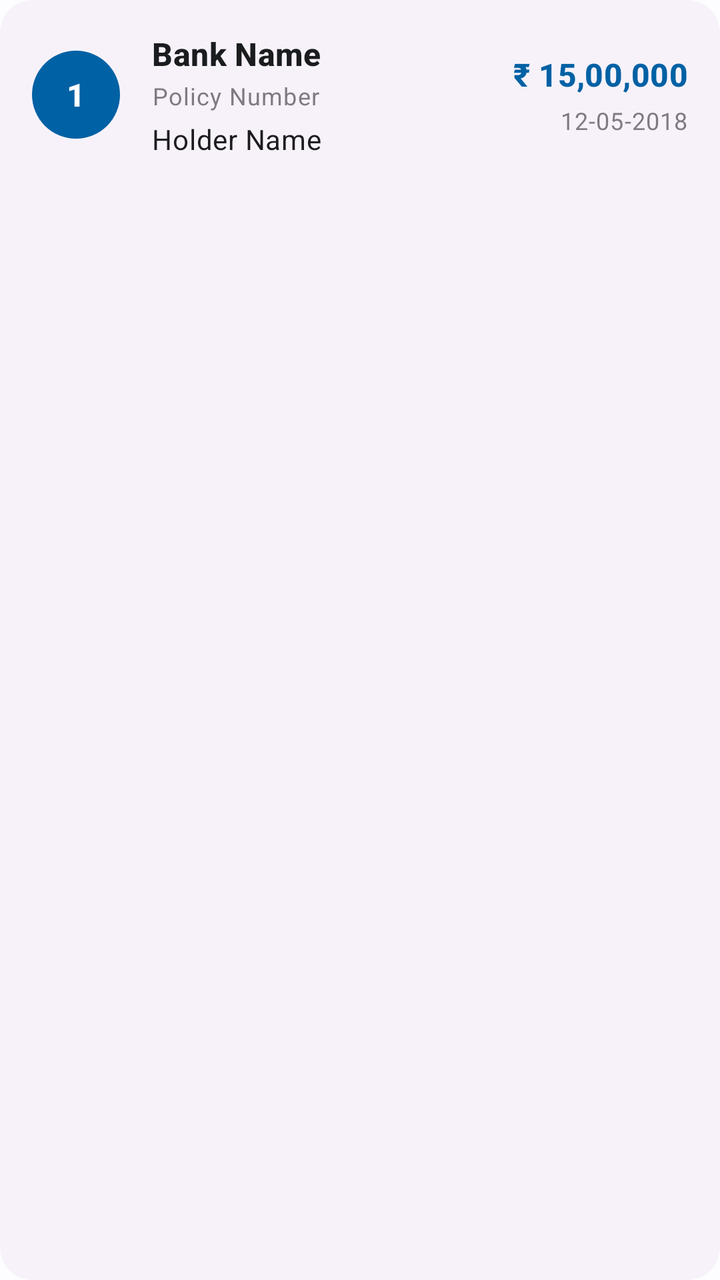
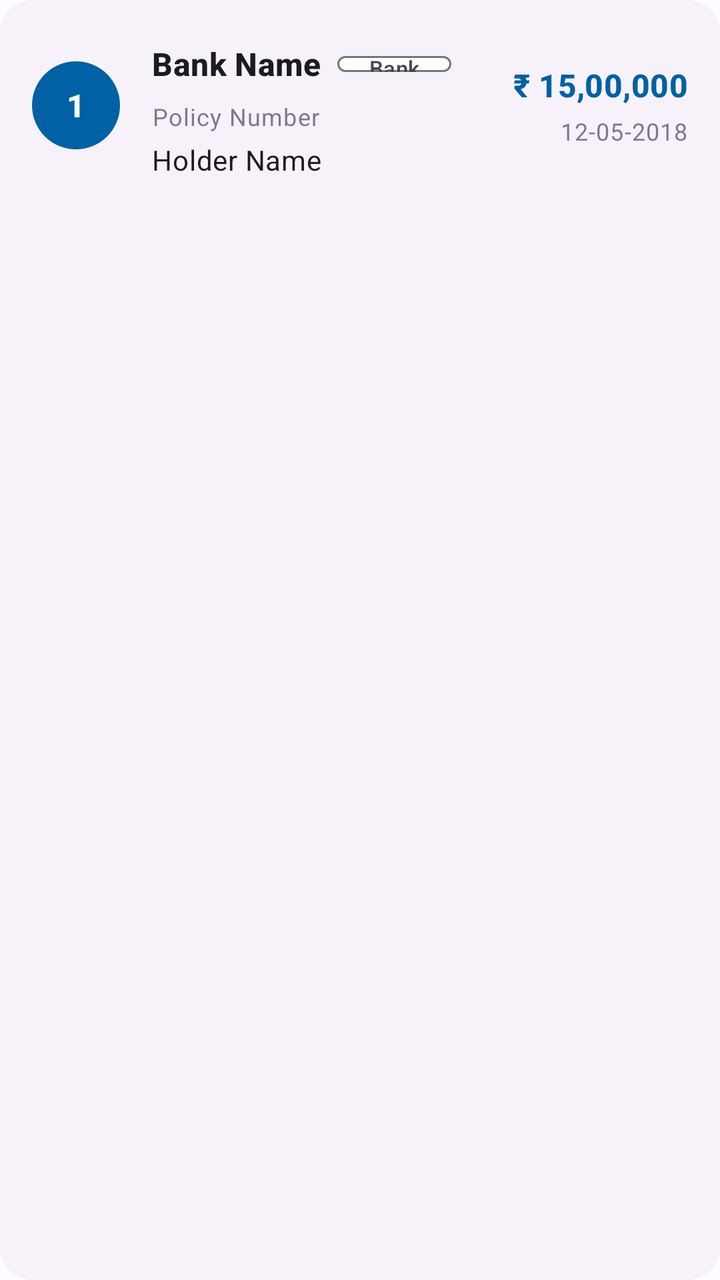

An Android layout rendered at two revisions. The XML below is the earlier revision; the diff shows what the commit changed to produce the second picture.
<!-- AndroidManifest.xml: application theme AppTheme -->
<!-- res/layout/policy_list_row.xml -->
<?xml version="1.0" encoding="utf-8"?>
<com.google.android.material.card.MaterialCardView xmlns:android="http://schemas.android.com/apk/res/android"
    xmlns:app="http://schemas.android.com/apk/res-auto"
    xmlns:tools="http://schemas.android.com/tools"
    android:layout_width="match_parent"
    android:layout_height="wrap_content"
    android:layout_marginHorizontal="16dp"
    android:layout_marginVertical="8dp"
    app:cardCornerRadius="16dp"
    app:cardElevation="0dp"
    android:backgroundTint="?attr/colorSurfaceContainerLow"
    android:clickable="true"
    android:focusable="true">

    <LinearLayout
        android:layout_width="match_parent"
        android:layout_height="wrap_content"
        android:orientation="horizontal"
        android:padding="16dp"
        android:gravity="center_vertical">

        <TextView
            android:id="@+id/counter"
            android:layout_width="44dp"
            android:layout_height="44dp"
            android:background="@drawable/circle_background"
            android:gravity="center"
            android:text="1"
            android:textColor="?attr/colorOnPrimary"
            android:textStyle="bold"
            android:textAppearance="@style/TextAppearance.Material3.TitleMedium" />

        <LinearLayout
            android:layout_width="0dp"
            android:layout_height="wrap_content"
            android:layout_weight="1"
            android:orientation="vertical"
            android:layout_marginStart="16dp">

            <TextView
                android:id="@+id/bank"
                android:layout_width="wrap_content"
                android:layout_height="wrap_content"
                android:text="Bank Name"
                android:textAppearance="@style/TextAppearance.Material3.TitleMedium"
                android:textColor="?attr/colorOnSurface"
                android:textStyle="bold" />

            <TextView
                android:id="@+id/policyNumber"
                android:layout_width="wrap_content"
                android:layout_height="wrap_content"
                android:text="Policy Number"
                android:textAppearance="@style/TextAppearance.Material3.BodySmall"
                android:alpha="0.7"
                android:layout_marginTop="2dp" />

            <TextView
                android:id="@+id/name"
                android:layout_width="wrap_content"
                android:layout_height="wrap_content"
                android:text="Holder Name"
                android:textAppearance="@style/TextAppearance.Material3.BodyMedium"
                android:layout_marginTop="4dp" />
        </LinearLayout>

        <LinearLayout
            android:layout_width="wrap_content"
            android:layout_height="wrap_content"
            android:orientation="vertical"
            android:gravity="end">

            <TextView
                android:id="@+id/amount"
                android:layout_width="wrap_content"
                android:layout_height="wrap_content"
                android:text="₹ 15,00,000"
                android:textAppearance="@style/TextAppearance.Material3.TitleMedium"
                android:textStyle="bold"
                android:textColor="?attr/colorPrimary" />

            <TextView
                android:id="@+id/date"
                android:layout_width="wrap_content"
                android:layout_height="wrap_content"
                android:text="12-05-2018"
                android:textAppearance="@style/TextAppearance.Material3.BodySmall"
                android:alpha="0.7"
                android:layout_marginTop="4dp" />
        </LinearLayout>

    </LinearLayout>

</com.google.android.material.card.MaterialCardView>
<!-- resources referenced by this layout -->
<resources>
  <!-- drawable circle_background (drawable) -->
  <?xml version="1.0" encoding="utf-8"?>
  <shape xmlns:android="http://schemas.android.com/apk/res/android"
      android:shape="oval">
      <solid android:color="?attr/colorPrimary" />
  </shape>
  <style name="AppTheme" parent="Theme.DBFinancials" />
  <style name="Theme.DBFinancials" parent="Theme.Material3.DayNight.NoActionBar">
          
          <item name="colorPrimary">@color/primary</item>
          <item name="colorOnPrimary">@color/onPrimary</item>
          <item name="colorPrimaryContainer">@color/primaryContainer</item>
          <item name="colorOnPrimaryContainer">@color/onPrimaryContainer</item>
  
          
          <item name="colorSecondary">@color/secondary</item>
          <item name="colorOnSecondary">@color/onSecondary</item>
          <item name="colorSecondaryContainer">@color/secondaryContainer</item>
          <item name="colorOnSecondaryContainer">@color/onSecondaryContainer</item>
  
          
          <item name="colorTertiary">@color/tertiary</item>
          <item name="colorOnTertiary">@color/onTertiary</item>
          <item name="colorTertiaryContainer">@color/tertiaryContainer</item>
          <item name="colorOnTertiaryContainer">@color/onTertiaryContainer</item>
  
          
          <item name="android:statusBarColor">@android:color/transparent</item>
          <item name="android:windowLightStatusBar">true</item>
          <item name="android:navigationBarColor">@android:color/transparent</item>
          <item name="android:windowTranslucentStatus">false</item>
          <item name="android:windowDrawsSystemBarBackgrounds">true</item>
  
          
          <item name="android:colorBackground">@color/background</item>
          <item name="colorSurface">@color/surface</item>
          <item name="colorOnSurface">@color/onSurface</item>
          <item name="colorSurfaceVariant">@color/surfaceVariant</item>
          <item name="colorOnSurfaceVariant">@color/onSurfaceVariant</item>
          <item name="colorOutline">@color/outline</item>
          <item name="colorOutlineVariant">@color/surfaceVariant</item>
  
          
          <item name="materialCardViewStyle">@style/Widget.Material3.CardView.Elevated</item>
          <item name="toolbarStyle">@style/Widget.Material3.Toolbar</item>
      </style>
  <color name="primary">#0061A4</color>
  <color name="onPrimary">#FFFFFF</color>
  <color name="primaryContainer">#D1E4FF</color>
  <color name="onPrimaryContainer">#001D36</color>
  <color name="secondary">#535F70</color>
  <color name="onSecondary">#FFFFFF</color>
  <color name="secondaryContainer">#D7E3F7</color>
  <color name="onSecondaryContainer">#101C2B</color>
  <color name="tertiary">#6B5778</color>
  <color name="onTertiary">#FFFFFF</color>
  <color name="tertiaryContainer">#F2DAFF</color>
  <color name="onTertiaryContainer">#251431</color>
  <color name="background">#FDFCFF</color>
  <color name="surface">#FDFCFF</color>
  <color name="onSurface">#1A1C1E</color>
  <color name="surfaceVariant">#DFE2EB</color>
  <color name="onSurfaceVariant">#43474E</color>
  <color name="outline">#73777F</color>
</resources>

<!-- the commit's change to res/layout/policy_list_row.xml (unified diff, before → after) -->
@@ -37,14 +37,31 @@
             android:orientation="vertical"
             android:layout_marginStart="16dp">
 
-            <TextView
-                android:id="@+id/bank"
-                android:layout_width="wrap_content"
+            <LinearLayout
+                android:layout_width="match_parent"
                 android:layout_height="wrap_content"
-                android:text="Bank Name"
-                android:textAppearance="@style/TextAppearance.Material3.TitleMedium"
-                android:textColor="?attr/colorOnSurface"
-                android:textStyle="bold" />
+                android:orientation="horizontal"
+                android:gravity="center_vertical">
+                <TextView
+                    android:id="@+id/bank"
+                    android:layout_width="wrap_content"
+                    android:layout_height="wrap_content"
+                    android:text="Bank Name"
+                    android:textAppearance="@style/TextAppearance.Material3.TitleMedium"
+                    android:textColor="?attr/colorOnSurface"
+                    android:textStyle="bold" />
+
+                <com.google.android.material.chip.Chip
+                    android:id="@+id/categoryChip"
+                    style="@style/Widget.Material3.Chip.Suggestion"
+                    android:layout_width="wrap_content"
+                    android:layout_height="32dp"
+                    android:layout_marginStart="8dp"
+                    android:text="Bank"
+                    android:textSize="11sp"
+                    android:visibility="visible"
+                    app:chipMinHeight="24dp" />
+            </LinearLayout>
 
             <TextView
                 android:id="@+id/policyNumber"
